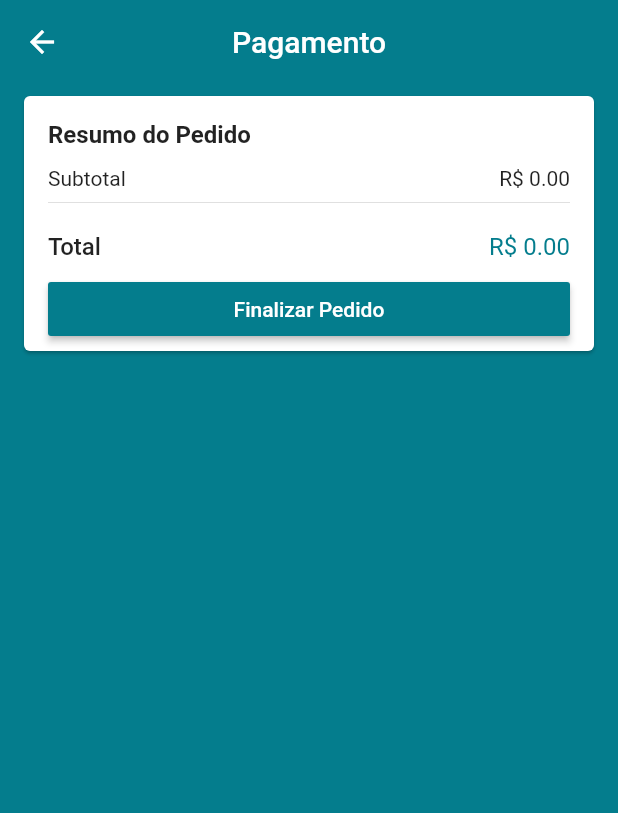
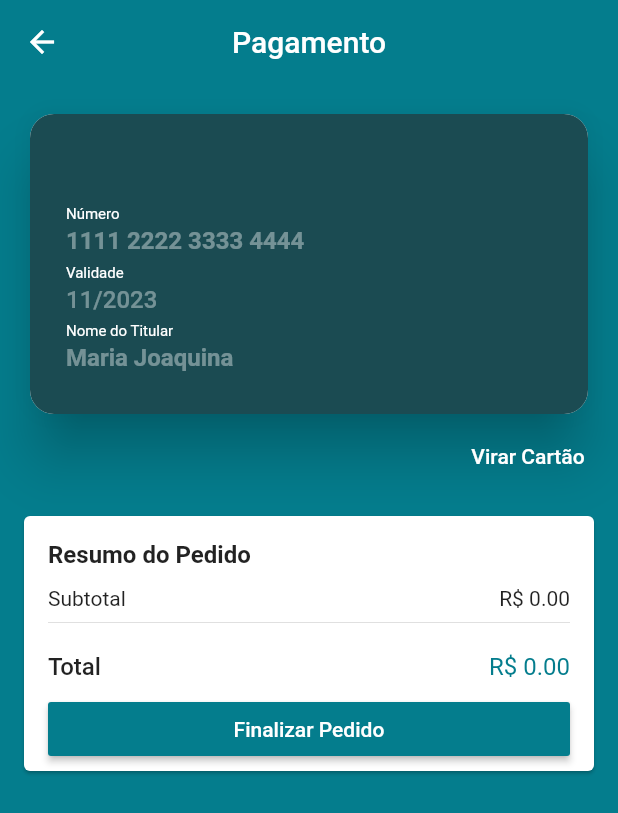
Before and after one commit to AdalbertoMaranhao/loja_virtual_flutter, a Flutter app: the CheckoutScreen screen opened by its route, on a phone screen of 412 x 824 dp. Shown: the top 813 px of the screen. Run offline on Flutter 3.47's test engine with Material 2 defaults, Android fonts, the phone set to English and light mode, and no system bars; drawn by our look-alikes of flip_card, keyboard_actions; our stand-ins replace brasil_fields, carousel_pro, cloud_firestore, dio, firebase_auth, firebase_storage and 9 more; missing offline and left inert: alphabet_list_scroll_view, credit_card_type_detector, flutter_facebook_login, map_launcher; accounts and stored records are empty.

Commit message:
foi criado o formulario de cartão de credito animado

```diff
--- a/lib/models/store.dart
+++ b/lib/models/store.dart
@@ -51,9 +51,7 @@ class Store {
         'Dom: ${formattedPeriod(opening['sunday'])}';
   }
 
-  String get cleanPhone {
-    phone.replaceAll(RegExp(r"[^\d]"), "");
-  }
+  String get cleanPhone => phone.replaceAll(RegExp(r"[^\d]"), "");
 
   String formattedPeriod(Map<String, TimeOfDay> period) {
     if (period == null) return "Fechada";
--- a/lib/screens/checkout/checkout_screen.dart
+++ b/lib/screens/checkout/checkout_screen.dart
@@ -2,9 +2,13 @@ import 'package:flutter/material.dart';
 import 'package:lojavirtual/common/price_card.dart';
 import 'package:lojavirtual/models/cart_manager.dart';
 import 'package:lojavirtual/models/checkout_manager.dart';
+import 'package:lojavirtual/screens/checkout/components/credit_card_widget.dart';
 import 'package:provider/provider.dart';
 
 class CheckoutScreen extends StatelessWidget {
+
+  final GlobalKey<FormState> formKey = GlobalKey<FormState>();
+
   @override
   Widget build(BuildContext context) {
     return ChangeNotifierProxyProvider<CartManager, CheckoutManager>(
@@ -17,7 +21,11 @@ class CheckoutScreen extends StatelessWidget {
           title: const Text('Pagamento'),
           centerTitle: true,
         ),
-        body: Consumer<CheckoutManager>(
+        body: GestureDetector(
+          onTap: (){
+            FocusScope.of(context).unfocus();
+          },
+          child: Consumer<CheckoutManager>(
             builder: (_, checkoutManager, __){
               if(checkoutManager.loading){
                 return Center(
@@ -41,32 +49,40 @@ class CheckoutScreen extends StatelessWidget {
                 );
               }
 
-            return ListView(
+              return Form(
+                key: formKey,
+                child: ListView(
                   children: <Widget>[
+                    CreditCardWidget(),
                     PriceCard(
                       buttonText: 'Finalizar Pedido',
                       onPressed: () {
-                    checkoutManager.checkout(
-                      onStockFail: (){
-                        Navigator.of(context).popUntil(
-                                (route) => route.settings.name == '/cart'
-                        );
+                        if(formKey.currentState.validate()) {
+                          debugPrint('Enviar');
+//                        checkoutManager.checkout(
+//                            onStockFail: () {
+//                              Navigator.of(context).popUntil(
+//                                      (route) => route.settings.name == '/cart'
+//                              );
+//                            },
+//                            onSuccess: (order) {
+//                              Navigator.of(context).popUntil(
+//                                      (route) => route.settings.name == '/'
+//                              );
+//                              Navigator.of(context).pushNamed(
+//                                '/confirmation',
+//                                arguments: order,
+//                              );
+//                            }
+//                        );
+                        }
                       },
-                      onSuccess: (order){
-                        Navigator.of(context).popUntil(
-                                (route) => route.settings.name == '/'
-                        );
-                        Navigator.of(context).pushNamed(
-                          '/confirmation',
-                          arguments: order,
-                        );
-                      }
+                    ),
+                  ],
+                ),
               );
             },
           ),
-              ],
-            );
-          },
         ),
       ),
     );
--- /dev/null
+++ b/lib/screens/checkout/components/card_front.dart
@@ -0,0 +1,99 @@
+import 'package:brasil_fields/brasil_fields.dart';
+import 'package:credit_card_type_detector/credit_card_type_detector.dart';
+import 'package:flutter/material.dart';
+import 'package:flutter/services.dart';
+import 'package:lojavirtual/screens/checkout/components/card_text_field.dart';
+import 'package:mask_text_input_formatter/mask_text_input_formatter.dart';
+
+class CardFront extends StatelessWidget {
+
+  CardFront({this.numberFocus, this.dateFocus, this.nameFocus, this.finished});
+
+
+  final MaskTextInputFormatter dateFormatter = MaskTextInputFormatter(
+    mask: '!#/####', filter: {'#': RegExp('[0-9]'), '!': RegExp('[0-1]')}
+  );
+
+  final VoidCallback finished;
+
+  final FocusNode numberFocus;
+  final FocusNode dateFocus;
+  final FocusNode nameFocus;
+
+  @override
+  Widget build(BuildContext context) {
+    return Card(
+      clipBehavior: Clip.antiAlias,
+      shape: RoundedRectangleBorder(borderRadius: BorderRadius.circular(16)),
+      elevation: 16,
+      child: Container(
+        height: 200,
+        color: const Color(0xFF1B4B52),
+        padding: const EdgeInsets.all(24),
+        child: Row(
+          children: <Widget>[
+            Expanded(
+              child: Column(
+                mainAxisAlignment: MainAxisAlignment.end,
+                children: <Widget>[
+                  CardTextField(
+                    title: 'Número',
+                    hint: '1111 2222 3333 4444',
+                    bold: true,
+                    textInputType: TextInputType.number,
+                    inputFormaters: [
+                      WhitelistingTextInputFormatter.digitsOnly,
+                      CartaoBancarioInputFormatter(),
+                    ],
+                    validator: (number){
+                      if(number.length != 19){
+                        return 'Inválido';
+                      } else if(detectCCType(number) == CreditCardType.unknown){
+                        return 'Inválido';
+                      }
+                      return null;
+                    },
+                    onSubmitted: (_){
+                      dateFocus.requestFocus();
+                    },
+                    focusNode: numberFocus,
+                  ),
+                  CardTextField(
+                    title: 'Validade',
+                    hint: '11/2023',
+                    textInputType: TextInputType.number,
+                    inputFormaters: [
+                      dateFormatter,
+                    ],
+                    validator: (date){
+                      if(date.length != 7) return 'Inválido';
+                      return null;
+                    },
+                    onSubmitted: (_){
+                      nameFocus.requestFocus();
+                    },
+                    focusNode: dateFocus,
+                  ),
+                  CardTextField(
+                    title: 'Nome do Titular',
+                    hint: 'Maria Joaquina',
+                    bold: true,
+                    textInputType: TextInputType.text,
+                    validator: (name){
+                      if(name.isEmpty) return 'Inválido';
+                      return null;
+                    },
+                    onSubmitted: (_){
+                      finished();
+                    },
+                    focusNode: nameFocus,
+                  ),
+                ],
+              ),
+            ),
+          ],
+        ),
+      ),
+    );
+  }
+}
--- /dev/null
+++ b/lib/screens/checkout/components/card_text_field.dart
@@ -0,0 +1,102 @@
+import 'package:flutter/material.dart';
+import 'package:flutter/services.dart';
+
+class CardTextField extends StatelessWidget {
+
+  const CardTextField({
+    this.title,
+    this.bold = false,
+    this.hint,
+    this.textInputType,
+    this.inputFormaters,
+    this.validator,
+    this.maxLength,
+    this.textAlign = TextAlign.start,
+    this.focusNode,
+    this.onSubmitted,
+  }) : textInputAction = onSubmitted == null
+      ? TextInputAction.done
+      : TextInputAction.next;
+
+  final String title;
+  final bool bold;
+  final String hint;
+  final TextInputType textInputType;
+  final List<TextInputFormatter> inputFormaters;
+  final FormFieldValidator<String> validator;
+  final int maxLength;
+  final TextAlign textAlign;
+  final FocusNode focusNode;
+  final Function(String) onSubmitted;
+  final TextInputAction textInputAction;
+
+  @override
+  Widget build(BuildContext context) {
+    return  FormField<String>(
+      initialValue: '',
+      validator: validator,
+      builder: (state){
+        return Padding(
+          padding: const EdgeInsets.symmetric(vertical: 2),
+          child: Column(
+            crossAxisAlignment: CrossAxisAlignment.start,
+            children: <Widget>[
+              if(title != null)
+                Row(
+                  children: <Widget>[
+                    Text(
+                      title,
+                      style: TextStyle(
+                        fontSize: 10,
+                        fontWeight: FontWeight.w400,
+                        color: Colors.white,
+                      ),
+                    ),
+                    if(state.hasError)
+                      Text(
+                        '   Inválido',
+                        style: TextStyle(
+                          color: Colors.red,
+                          fontSize: 9
+                        ),
+                      ),
+                  ],
+                ),
+              TextFormField(
+                style: TextStyle(
+                  color: title == null && state.hasError
+                      ? Colors.red
+                      : Colors.white,
+                  fontWeight: bold ? FontWeight.bold : FontWeight.w500,
+                ),
+                cursorColor: Colors.white,
+                decoration: InputDecoration(
+                  hintText: hint,
+                  hintStyle: TextStyle(
+                      color: title == null && state.hasError
+                          ? Colors.red.withAlpha(100)
+                          : Colors.white.withAlpha(100),
+                  ),
+                  border: InputBorder.none,
+                  isDense: true,
+                  contentPadding: const EdgeInsets.symmetric(vertical: 2),
+                  counterText: '',
+                ),
+                keyboardType: textInputType,
+                inputFormatters: inputFormaters,
+                maxLength: maxLength,
+                textAlign: textAlign,
+                focusNode: focusNode,
+                onFieldSubmitted: onSubmitted,
+                textInputAction: textInputAction,
+                onChanged: (text){
+                  state.didChange(text);
+                },
+              ),
+            ],
+          ),
+        );
+      },
+    );
+  }
+}
--- /dev/null
+++ b/lib/screens/checkout/components/credit_card_widget.dart
@@ -0,0 +1,93 @@
+import 'package:flip_card/flip_card.dart';
+import 'package:flutter/material.dart';
+import 'package:keyboard_actions/keyboard_actions.dart';
+import 'package:lojavirtual/screens/checkout/components/card_back.dart';
+import 'package:lojavirtual/screens/checkout/components/card_front.dart';
+
+class CreditCardWidget extends StatefulWidget {
+
+  @override
+  _CreditCardWidgetState createState() => _CreditCardWidgetState();
+}
+
+class _CreditCardWidgetState extends State<CreditCardWidget> {
+  final GlobalKey<FlipCardState> cardKey = GlobalKey<FlipCardState>();
+
+  final FocusNode numberFocus = FocusNode();
+
+  final FocusNode dateFocus = FocusNode();
+
+  final FocusNode nameFocus = FocusNode();
+
+  final FocusNode cvvFocus = FocusNode();
+
+  KeyboardActionsConfig _buildConfig(BuildContext context){
+    return KeyboardActionsConfig(
+        keyboardActionsPlatform: KeyboardActionsPlatform.IOS,
+        keyboardBarColor: Colors.grey[200],
+        actions: [
+          KeyboardActionsItem(focusNode: numberFocus, displayDoneButton: false),
+          KeyboardActionsItem(focusNode: dateFocus, displayDoneButton: false),
+          KeyboardActionsItem(
+              focusNode: nameFocus,
+              toolbarButtons: [
+                    (_){
+                  return GestureDetector(
+                    onTap: (){
+                      cardKey.currentState.toggleCard();
+                      cvvFocus.requestFocus();
+                    },
+                    child: const Padding(
+                      padding: EdgeInsets.only(right: 8),
+                      child: Text('CONTINUAR'),
+                    ),
+                  );
+                }
+              ]
+          ),
+        ]
+    );
+  }
+
+  @override
+  Widget build(BuildContext context) {
+    return KeyboardActions(
+      config: _buildConfig(context),
+      autoScroll: false,
+      child: Padding(
+        padding: const EdgeInsets.fromLTRB(16, 16, 16,8),
+        child: Column(
+          crossAxisAlignment: CrossAxisAlignment.end,
+          children: <Widget>[
+            FlipCard(
+              key: cardKey,
+              direction: FlipDirection.HORIZONTAL,
+              speed: 700,
+              flipOnTouch: false,
+              front: CardFront(
+                numberFocus: numberFocus,
+                dateFocus: dateFocus,
+                nameFocus: nameFocus,
+                finished: (){
+                  cardKey.currentState.toggleCard();
+                  cvvFocus.requestFocus();
+                },
+              ),
+              back: CardBack(
+                cvvFocus: cvvFocus,
+              ),
+            ),
+            FlatButton(
+              onPressed: (){
+                cardKey.currentState.toggleCard();
+              },
+              textColor: Colors.white,
+              padding: EdgeInsets.zero,
+              child: Text('Virar Cartão'),
+            ),
+          ],
+        ),
+      ),
+    );
+  }
+}
--- a/pubspec.yaml
+++ b/pubspec.yaml
@@ -49,6 +49,10 @@ dependencies:
   flutter_facebook_login: ^3.0.0
   url_launcher: ^5.5.0
   map_launcher: ^0.10.0
+  flip_card: ^0.4.4
+  mask_text_input_formatter: ^1.0.7
+  credit_card_type_detector: ^1.1.0
+  keyboard_actions: ^3.3.0+1
 
 dev_dependencies:
   flutter_test:
```
Also changed, not shown: lib/screens/checkout/components/card_back.dart (added, +62 -0 lines), pubspec.lock. Lines whose indentation alone changed are shown as unchanged.
